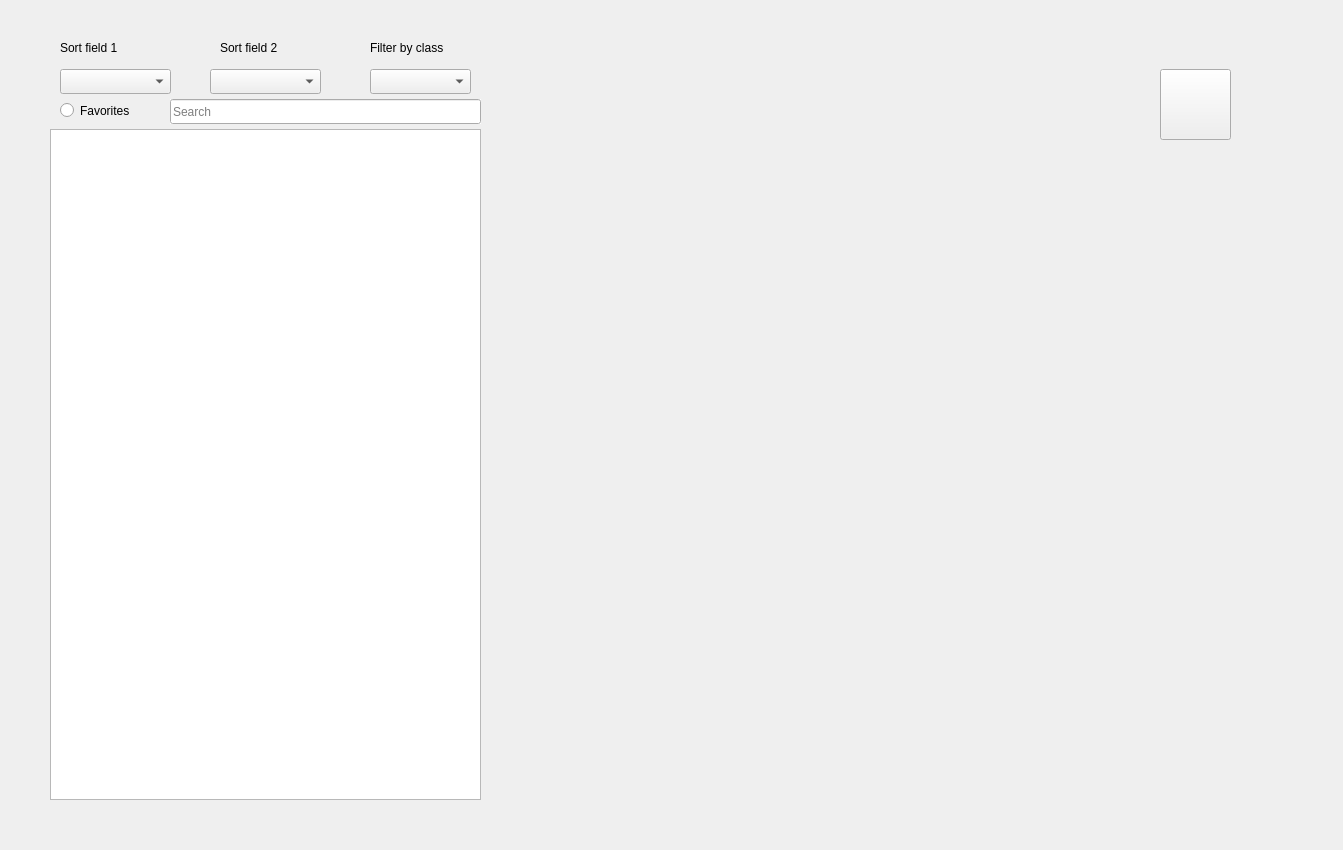
The window that spellbook.ui (Carifio24/DMCompanion) describes before a commit, drawn with Qt 5.
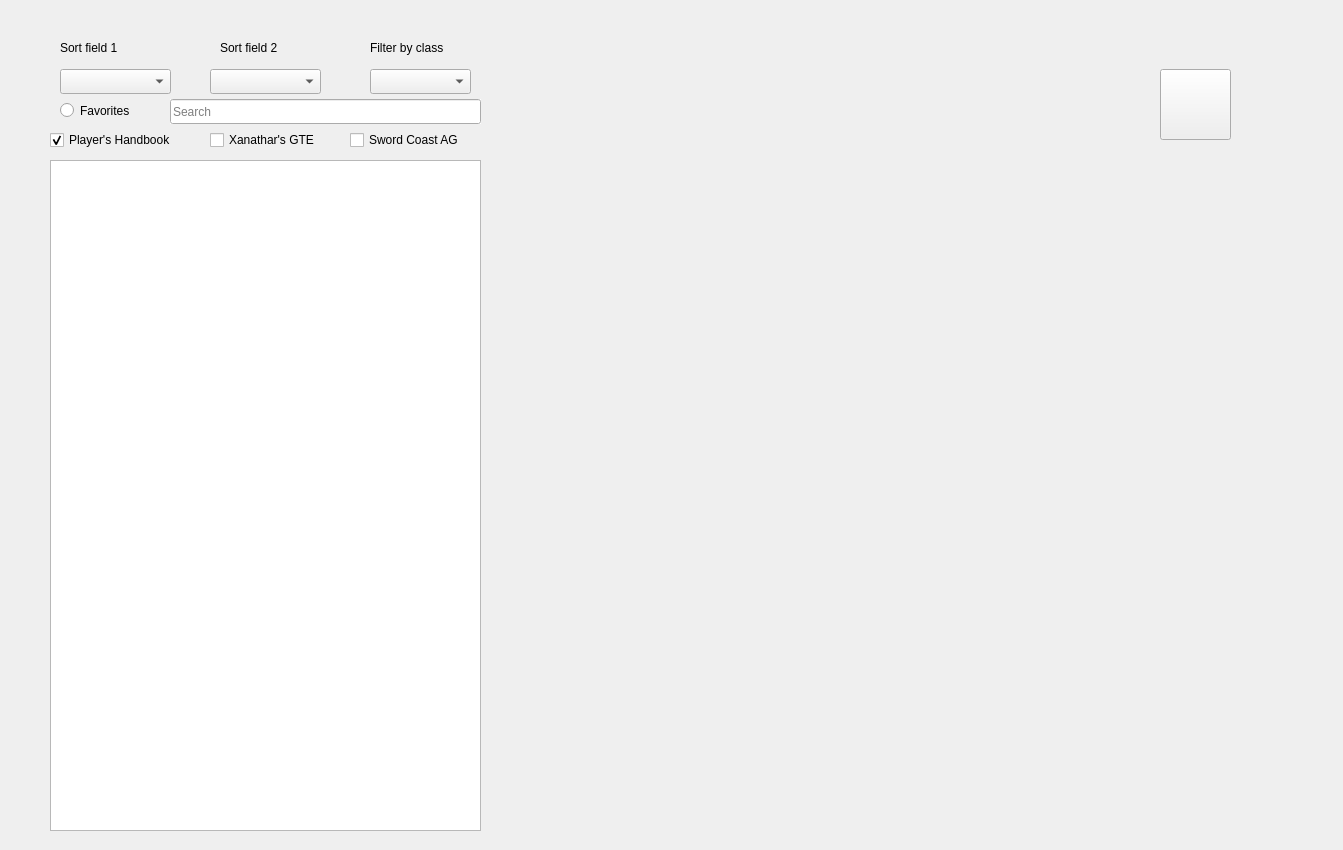
The same window after the commit.

```diff
--- a/spellbook.ui
+++ b/spellbook.ui
@@ -95,7 +95,7 @@
    <property name="geometry">
     <rect>
      <x>50</x>
-     <y>129</y>
+     <y>160</y>
      <width>431</width>
      <height>671</height>
     </rect>
@@ -425,6 +425,48 @@
     <string>Sort field 2</string>
    </property>
   </widget>
+  <widget class="QCheckBox" name="phbCheckbox">
+   <property name="geometry">
+    <rect>
+     <x>50</x>
+     <y>130</y>
+     <width>141</width>
+     <height>20</height>
+    </rect>
+   </property>
+   <property name="text">
+    <string>Player's Handbook</string>
+   </property>
+   <property name="checked">
+    <bool>true</bool>
+   </property>
+  </widget>
+  <widget class="QCheckBox" name="xgeCheckbox">
+   <property name="geometry">
+    <rect>
+     <x>210</x>
+     <y>130</y>
+     <width>121</width>
+     <height>20</height>
+    </rect>
+   </property>
+   <property name="text">
+    <string>Xanathar's GTE</string>
+   </property>
+  </widget>
+  <widget class="QCheckBox" name="scagCheckbox">
+   <property name="geometry">
+    <rect>
+     <x>350</x>
+     <y>130</y>
+     <width>161</width>
+     <height>20</height>
+    </rect>
+   </property>
+   <property name="text">
+    <string>Sword Coast AG</string>
+   </property>
+  </widget>
  </widget>
  <resources/>
  <connections/>
```
